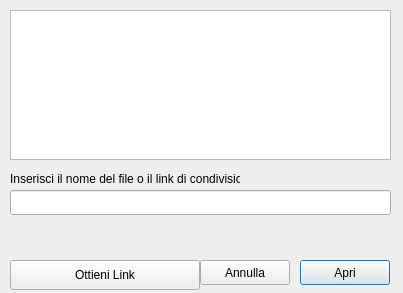
The window that client/src/ui/openfiledialog.ui (klaalk/klapklap) describes before a commit, drawn with Qt 5.
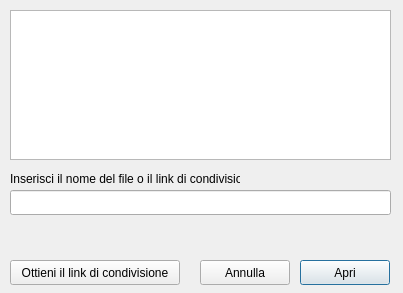
The same window after the commit.

Patch:
```diff
--- a/client/src/ui/openfiledialog.ui
+++ b/client/src/ui/openfiledialog.ui
@@ -83,12 +83,12 @@
     <rect>
      <x>10</x>
      <y>260</y>
-     <width>190</width>
-     <height>30</height>
+     <width>170</width>
+     <height>25</height>
     </rect>
    </property>
    <property name="text">
-    <string>Ottieni Link</string>
+    <string>Ottieni il link di condivisione</string>
    </property>
   </widget>
   <widget class="QLabel" name="label_2">
```
Left out of the diff: 2 changed lines with no effect on the pictures.
